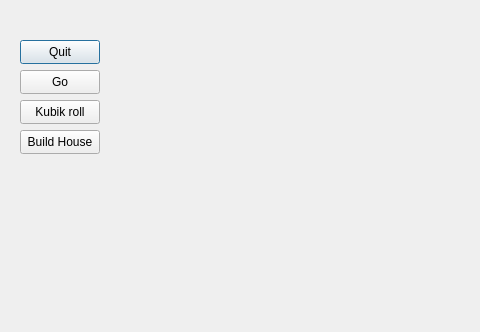
First picture: the form in gamewidget.ui, repository SahibAlMowt/Monopoly, before the edit; both pictures show x 0 to 480 and y 0 to 332 of the 1098 by 607 pixel window.
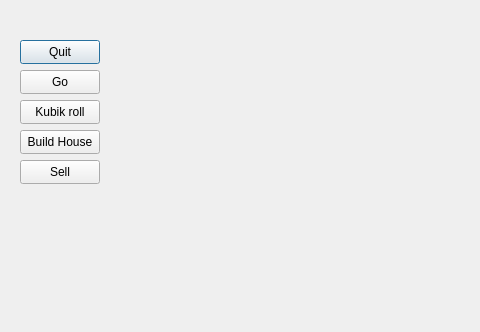
Second picture: the form after the edit.

Diff of the .ui file:
```diff
--- a/gamewidget.ui
+++ b/gamewidget.ui
@@ -65,6 +65,19 @@
     <string>Go</string>
    </property>
   </widget>
+  <widget class="QPushButton" name="sell_house">
+   <property name="geometry">
+    <rect>
+     <x>20</x>
+     <y>160</y>
+     <width>80</width>
+     <height>24</height>
+    </rect>
+   </property>
+   <property name="text">
+    <string>Sell</string>
+   </property>
+  </widget>
  </widget>
  <resources/>
  <connections/>
```
